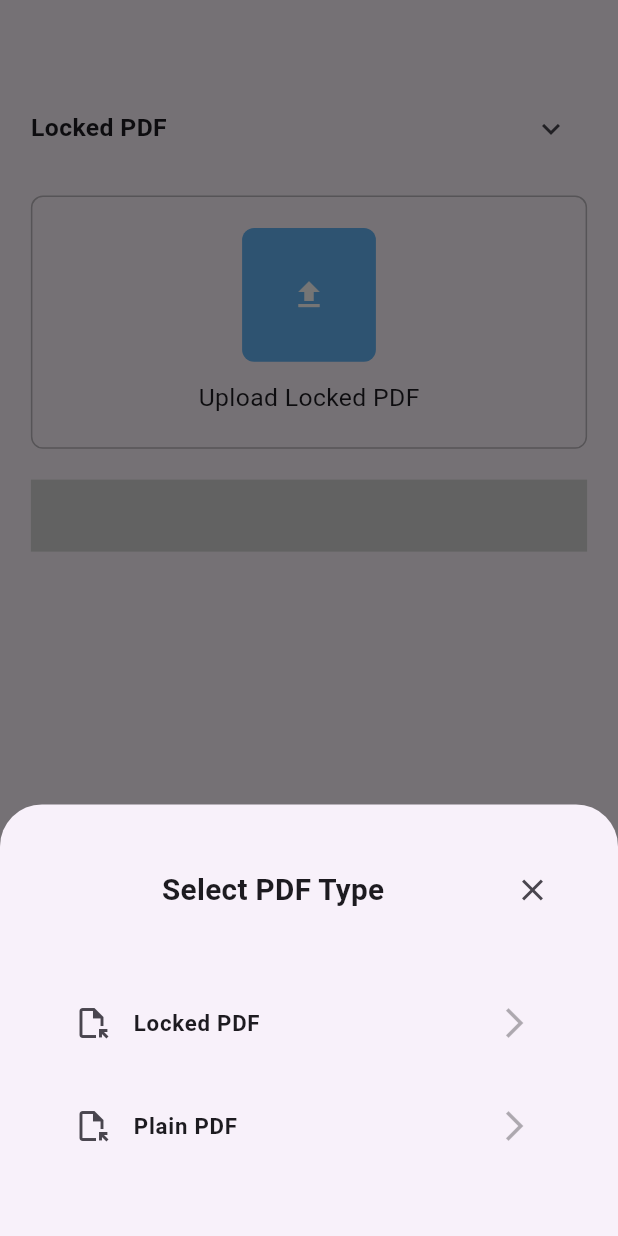
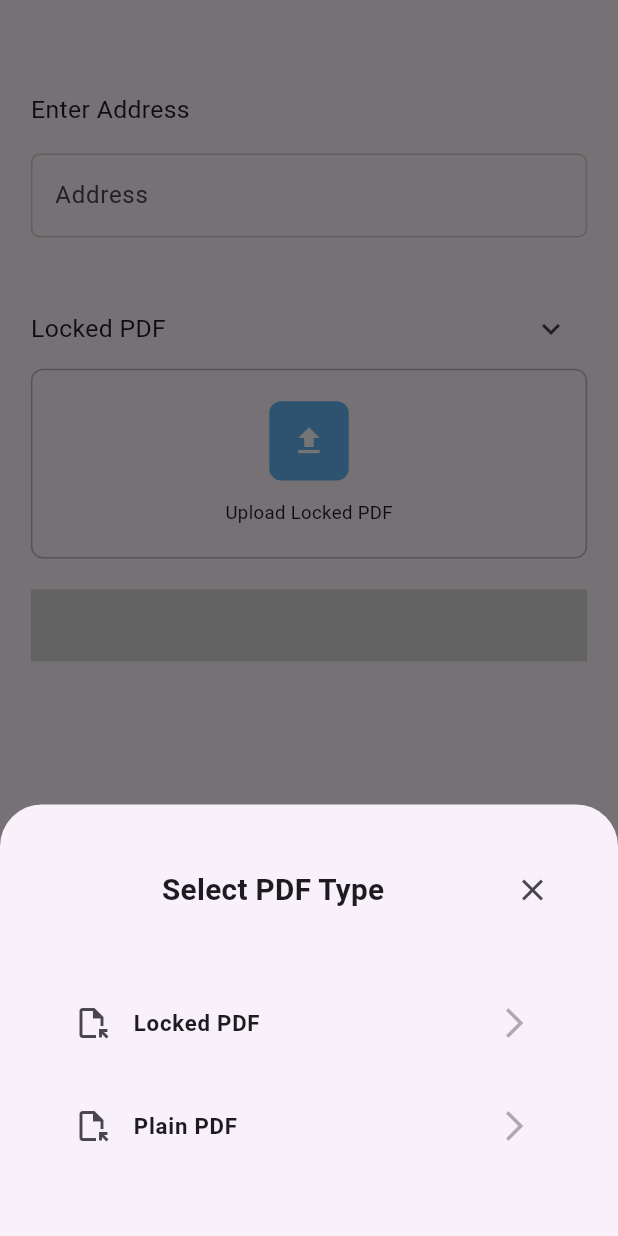
Before and after one commit to XROLE/ml-flutter, a Flutter app: the screen it shows after launch, after a tap on the "keyboard arrow down" icon, on a phone screen of 412 x 824 dp. Run offline on Flutter 3.47's test engine with Material 3 defaults, Android fonts, the phone set to English and light mode, and no system bars; our stand-ins replace another_flushbar, file_picker; missing offline and left inert: string_similarity, syncfusion_flutter_pdf.

```diff
--- a/lib/ui/pdf_text_extractor/home_page.dart
+++ b/lib/ui/pdf_text_extractor/home_page.dart
@@ -6,7 +6,9 @@ import 'package:ml_flutter/constants/app_colors.dart';
 import 'package:ml_flutter/ui/pdf_text_extractor/pdf_text_extraction_page.dart';
 import 'package:ml_flutter/ui/widgets/action_button.dart';
 import 'package:ml_flutter/ui/widgets/custom_text_input';
+import 'package:ml_flutter/ui/widgets/custom_text_input_2.dart';
 import 'package:ml_flutter/ui/widgets/padded_container.dart';
+import 'package:ml_flutter/ui/widgets/unfocus_widget.dart';
 import 'package:ml_flutter/util/app_flush_bar.dart';
 import 'package:ml_flutter/util/helper.dart';
 import 'package:syncfusion_flutter_pdf/pdf.dart';
@@ -22,6 +24,7 @@ class HomePage extends StatefulWidget {
 
 class _HomePageState extends State<HomePage> {
   TextEditingController passwordController = TextEditingController();
+  TextEditingController addressController = TextEditingController();
   File? pickedFile;
   String? fileName;
   String doc = "";
@@ -48,23 +51,14 @@ class _HomePageState extends State<HomePage> {
     }
   }
 
-  Future<void> extractDoc({
-    required File file,
-    // required bool isLockedPdf,
-    String? password,
-  }) async {
-    print("Here is the password ==================> $password");
+  Future<void> extractDoc({required File file, String? password}) async {
     final fileBytes = file.readAsBytesSync();
-    // if (isLockedPdf) {
     final document = PdfDocument(inputBytes: fileBytes, password: password);
-    // } else {
-    // PDFDoc pdfDoc = await PDFDoc.fromFile(file);
-    // String extractedText = await pdfDoc.text;
-    // Loop through all pages and extract text
     String extractedDoc = "";
 
     for (int i = 0; i < document.pages.count; i++) {
       extractedDoc += PdfTextExtractor(document).extractText(startPageIndex: i);
+      extractedDoc += " ";
     }
 
     String? extractedAddress = Helper().extractAddress(extractedDoc);
@@ -72,13 +66,16 @@ class _HomePageState extends State<HomePage> {
       doc = extractedDoc;
       address = extractedAddress ?? "";
     });
+
+    print("This is the extracted doc ======================> $extractedDoc");
   }
 
   @override
   Widget build(BuildContext context) {
     final size = MediaQuery.of(context).size;
 
-    return Scaffold(
+    return UnfocusWidget(
+      child: Scaffold(
         body: PaddedContainer(
           child: Column(
             mainAxisAlignment: MainAxisAlignment.spaceBetween,
@@ -87,14 +84,25 @@ class _HomePageState extends State<HomePage> {
                 children: [
                   SizedBox(height: size.height * .075),
                   Row(
+                    children: [
+                      Text(
+                        "Enter Address",
+                        style: TextStyle(fontSize: size.height * .02),
+                      ),
+                    ],
+                  ),
+                  SizedBox(height: size.height * .02),
+                  CustomTextInput2(
+                    labelText: "Address",
+                    controller: addressController,
+                  ),
+                  SizedBox(height: size.height * .045),
+                  Row(
                     mainAxisAlignment: MainAxisAlignment.spaceBetween,
                     children: [
                       Text(
                         selectedPdfType,
-                      style: TextStyle(
-                        fontWeight: FontWeight.bold,
-                        fontSize: size.height * .02,
-                      ),
+                        style: TextStyle(fontSize: size.height * .02),
                       ),
                       IconButton(
                         onPressed: () {
@@ -191,7 +199,7 @@ class _HomePageState extends State<HomePage> {
                       ),
                     ],
                   ),
-                SizedBox(height: size.height * .025),
+                  SizedBox(height: size.height * .003),
                   Container(
                     width: size.width,
                     padding: EdgeInsets.all(size.width * .05),
@@ -202,7 +210,7 @@ class _HomePageState extends State<HomePage> {
                     child: Column(
                       children: [
                         Container(
-                        padding: EdgeInsets.all(size.height * .025),
+                          padding: EdgeInsets.all(size.height * .003),
                           decoration: BoxDecoration(
                             color: Colors.blue[300],
                             borderRadius: BorderRadius.circular(8),
@@ -216,8 +224,10 @@ class _HomePageState extends State<HomePage> {
                         ),
                         SizedBox(height: size.height * .015),
                         Text(
-                        "Upload $selectedPdfType",
-                        style: TextStyle(fontSize: size.height * .02),
+                          fileName == null
+                              ? "Upload $selectedPdfType"
+                              : fileName!,
+                          style: TextStyle(fontSize: size.height * .015),
                         ),
                       ],
                     ),
@@ -239,13 +249,26 @@ class _HomePageState extends State<HomePage> {
                       borderRadius: BorderRadius.circular(size.height * .05),
                     ),
                     child: ActionButton(
-                    title: "Extract Address",
+                      title: "Match Address",
                       onTap: () async {
                         String password = passwordController.text;
 
-                      if (pickedFile != null) {
+                        if (pickedFile == null) {
+                          AppFlushBar().showError(
+                            message: "Upload a PDF to continue",
+                            context: context,
+                          );
+                        } else if (addressController.text.isEmpty) {
+                          AppFlushBar().showError(
+                            message: "Enter address to proceed",
+                            context: context,
+                          );
+                        } else {
                           if (selectedPdfType == pdfTypes[0]) {
-                          await extractDoc(file: pickedFile!, password: password);
+                            await extractDoc(
+                              file: pickedFile!,
+                              password: password,
+                            );
 
                             if (password.isEmpty) {
                               AppFlushBar().showError(
@@ -253,22 +276,14 @@ class _HomePageState extends State<HomePage> {
                                 context: context,
                               );
                             } else {
-                            Navigator.push(
-                              context,
-                              MaterialPageRoute(
-                                builder: (context) {
-                                  return PdfTextExtractionPage(
-                                    doc: doc,
-                                    fileName: fileName ?? "",
-                                    address: address ?? "",
+                              double matchPercentage = Helper()
+                                  .hybridStringMatch(
+                                    address,
+                                    addressController.text,
                                   );
-                                },
-                              ),
+                              print(
+                                "matchPercentage ========================> $matchPercentage",
                               );
-                          }
-                        } else {
-                          await extractDoc(file: pickedFile!);
-                          Future.delayed(Duration(seconds: 2), () {});
 
                               Navigator.push(
                                 context,
@@ -277,17 +292,36 @@ class _HomePageState extends State<HomePage> {
                                     return PdfTextExtractionPage(
                                       doc: doc,
                                       fileName: fileName ?? "",
-                                  address: address ?? "",
+                                      address: address,
+                                      matchPercentage: matchPercentage,
                                     );
                                   },
                                 ),
                               );
                             }
                           } else {
-                        AppFlushBar().showError(
-                          message: "Upload a PDF to continue",
-                          context: context,
+                            await extractDoc(file: pickedFile!);
+                            double matchPercentage = Helper().hybridStringMatch(
+                              address,
+                              addressController.text,
                             );
+                            print(
+                              "matchPercentage ========================> $matchPercentage",
+                            );
+                            Navigator.push(
+                              context,
+                              MaterialPageRoute(
+                                builder: (context) {
+                                  return PdfTextExtractionPage(
+                                    doc: doc,
+                                    fileName: fileName ?? "",
+                                    address: address,
+                                    matchPercentage: matchPercentage,
+                                  );
+                                },
+                              ),
+                            );
+                          }
                         }
                       },
                     ),
@@ -299,6 +333,7 @@ class _HomePageState extends State<HomePage> {
             ],
           ),
         ),
+      ),
     );
   }
 }
--- /dev/null
+++ b/lib/ui/widgets/custom_text_input_2.dart
@@ -0,0 +1,46 @@
+import 'package:flutter/material.dart';
+import 'package:ml_flutter/util/app_colors.dart';
+
+class CustomTextInput2 extends StatelessWidget {
+  final String? helperText;
+  final TextEditingController? controller;
+  final TextInputType keyboardType;
+  final bool obscureText;
+  final IconData? prefixIcon;
+  final String? labelText;
+
+  const CustomTextInput2({
+    this.helperText,
+    this.controller,
+    this.keyboardType = TextInputType.text,
+    this.obscureText = false,
+    this.prefixIcon,
+    this.labelText,
+    super.key,
+  });
+
+  @override
+  Widget build(BuildContext context) {
+    return TextField(
+      controller: controller,
+      keyboardType: keyboardType,
+      obscureText: obscureText,
+      style: TextStyle(fontFamily: 'SourceSan3', color: AppColors.appBlack),
+      decoration: InputDecoration(
+        labelText: labelText,
+        prefixIcon: prefixIcon != null ? Icon(prefixIcon) : null,
+        enabledBorder: OutlineInputBorder(
+          borderRadius: BorderRadius.circular(6),
+          borderSide: BorderSide(color: AppColors.softGrey),
+        ),
+        border: OutlineInputBorder(
+          borderRadius: BorderRadius.circular(6),
+          borderSide: BorderSide(color: AppColors.softGrey),
+        ),
+        focusedBorder: OutlineInputBorder(
+          borderSide: BorderSide(color: AppColors.softGrey),
+        ),
+      ),
+    );
+  }
+}
--- /dev/null
+++ b/lib/ui/widgets/unfocus_widget.dart
@@ -0,0 +1,13 @@
+import 'package:flutter/material.dart';
+
+class UnfocusWidget extends StatelessWidget {
+  final Widget child;
+  const UnfocusWidget({required this.child, super.key});
+
+  @override
+  Widget build(BuildContext context) {
+    return GestureDetector(
+        onTap: () => FocusScope.of(context).unfocus(),
+        child: child);
+  }
+}
--- a/pubspec.yaml
+++ b/pubspec.yaml
@@ -37,6 +37,7 @@ dependencies:
   file_picker: ^10.3.1
   another_flushbar: ^1.12.30
   syncfusion_flutter_pdf: ^30.2.6
+  string_similarity: ^2.1.1
 
 dev_dependencies:
   flutter_test:
```
Also changed, not shown: lib/ui/pdf_text_extractor/pdf_text_extraction_page.dart (+19 -34 lines), lib/ui/widgets/gradient_percentile_circle.dart (added, +77 -0 lines), lib/ui/widgets/percent_circle.dart (added, +49 -0 lines), lib/util/helper.dart (+28 -8 lines), pubspec.lock. Lines whose indentation alone changed are shown as unchanged.
